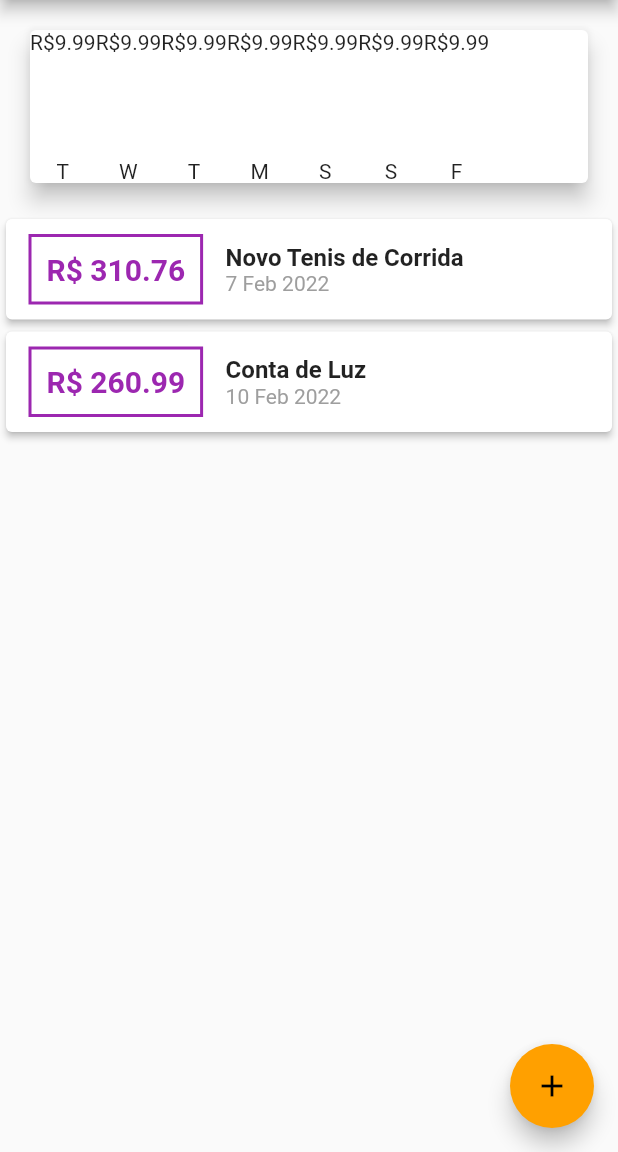
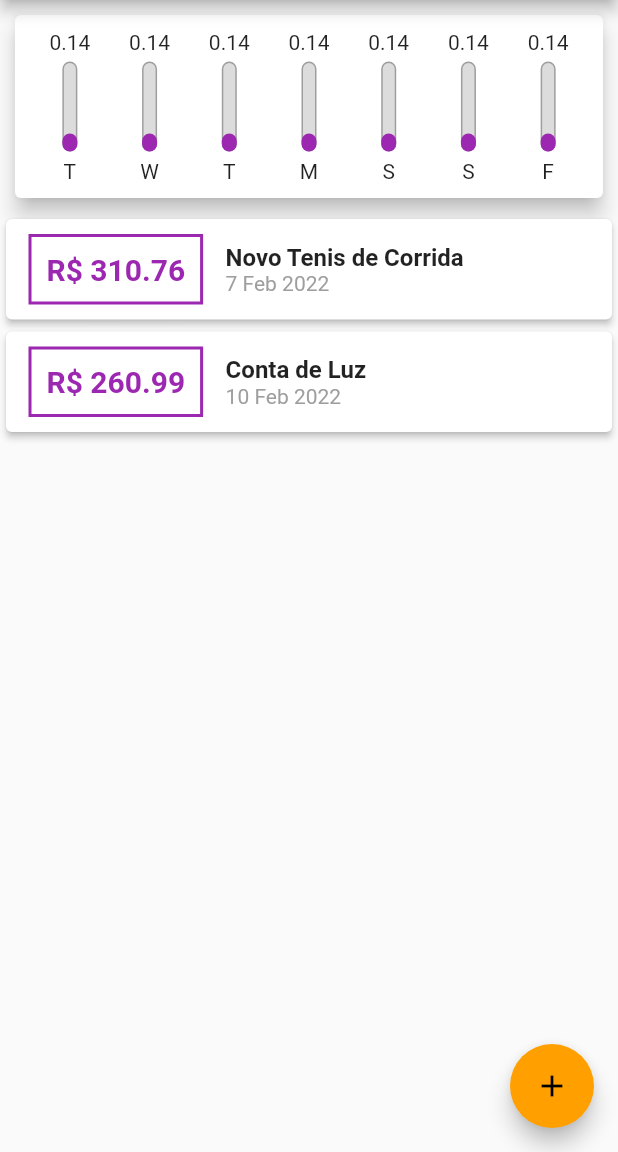
Before and after one commit to diegojaldim/expenses_app, a Flutter app: the screen it shows after launch, on a phone screen of 412 x 824 dp, the part 84-1236 px from its top. Run offline on Flutter 3.47's test engine with Material 2 defaults, Android fonts, the phone set to English and light mode, and no system bars.

Commit message:
Align graphic elements

```diff
--- a/lib/components/chart.dart
+++ b/lib/components/chart.dart
@@ -19,8 +19,14 @@ class Chart extends StatelessWidget {
 
       return {
         'day': DateFormat.E().format(weekDay)[0],
-        'value': 9.99
+        'value': 1.99
       };
+    });
+  }
+
+  double get _weekTotalValue {
+    return groupedTransactions.fold(0.00, (sum, tr) {
+      return sum + (tr['value'] as double);
     });
   }
 
@@ -28,15 +34,22 @@ class Chart extends StatelessWidget {
   Widget build(BuildContext context) {
     return Card(
       elevation: 6,
-      margin: EdgeInsets.all(20),
-      child: Row(
-        children: groupedTransactions.map((tr) {
-          return ChartBar(
-            label: tr['day'].toString(),
-            value: tr['value'].toString(),
-            percentage: 0
-          );
-        }).toList(),
+      margin: EdgeInsets.all(10),
+      child: Padding(
+        padding: const EdgeInsets.all(10),
+        child: Row(
+          mainAxisAlignment: MainAxisAlignment.spaceAround,
+          children: groupedTransactions.map((tr) {
+            return Flexible(
+              fit: FlexFit.tight,
+              child: ChartBar(
+                label: tr['day'].toString(),
+                value: ((tr['value'] as double) / _weekTotalValue).toStringAsFixed(2),
+                percentage: 0.2
+              ),
+            );
+          }).toList(),
+        ),
       ),
     );
   }
--- a/lib/components/chart_bar.dart
+++ b/lib/components/chart_bar.dart
@@ -19,12 +19,37 @@ class ChartBar extends StatelessWidget {
   Widget build(BuildContext context) {
     return Column(
       children: <Widget>[
-        Text('R\$$value'),
+        FittedBox(
+          child: Text('$value')
+        ),
         SizedBox(height: 5),
         Container(
           height: 60,
           width: 10,
-          child: null,
+          child: Stack(
+            alignment: Alignment.bottomCenter,
+            children: <Widget>[
+              Container(
+                decoration: BoxDecoration(
+                  border: Border.all(
+                    color: Colors.grey,
+                    width: 1.0,
+                  ),
+                  color: Color.fromRGBO(220, 220, 220, 1),
+                  borderRadius: BorderRadius.circular(5),
+                ),
+              ),
+              FractionallySizedBox(
+                heightFactor: percentage,
+                child: Container(
+                  decoration: BoxDecoration(
+                    color: Theme.of(context).primaryColor,
+                    borderRadius: BorderRadius.circular(5),
+                  ),
+                ),
+              ),
+            ]
+          ),
         ),
         SizedBox(height: 5),
         Text(label)
```
